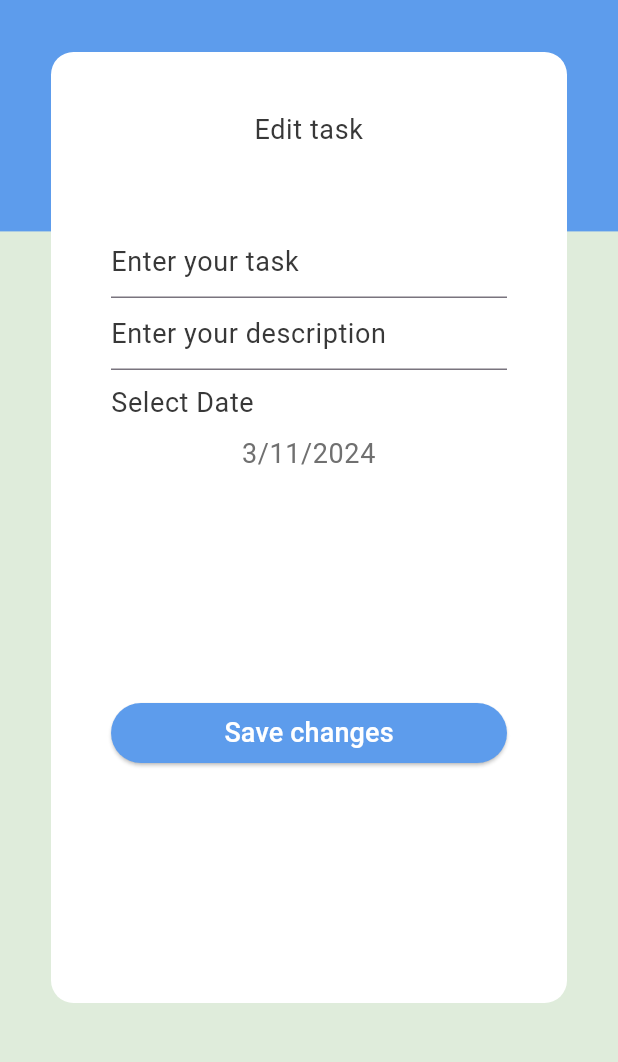
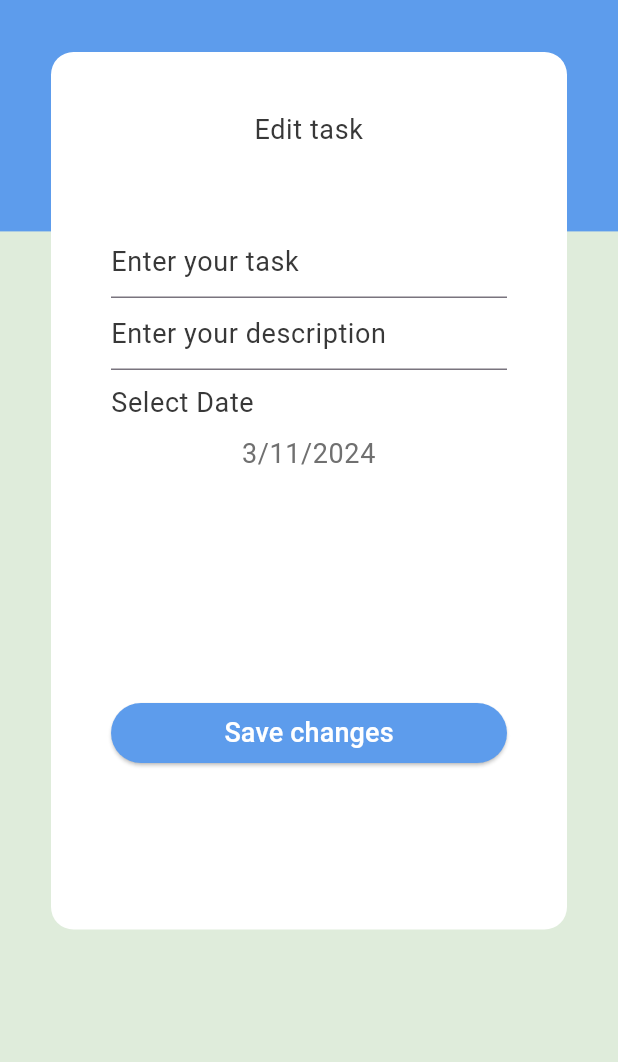
Before and after one commit to Nancy-Ashraf0/to-do, a Flutter app: the Edit screen opened directly with empty values, on a phone screen of 412 x 824 dp, the part 83-1145 px from its top. Run offline on Flutter 3.47's test engine with Material 3 defaults, Android fonts, the phone set to English and light mode, and no system bars; our stand-ins replace cloud_firestore, easy_date_timeline, firebase_auth, firebase_core, flutter_slidable, shared_preferences; accounts and stored records are empty; generated files the repository leaves out were written again.

Commit message:
Fixed some problems.

```diff
--- a/lib/l10n/app_ar.arb
+++ b/lib/l10n/app_ar.arb
@@ -32,5 +32,6 @@
   "passwordCantBeEmpty": "لا يمكن أن تكون كلمة المرور فارغة...",
   "signOut": "تسجيل الخروج",
   "dark": "غامق",
-  "light": "فاتح"
+  "light": "فاتح",
+  "verifyYourEmailBeforeLogIn": "يرجى التحقق من بريدك الإلكتروني قبل تسجيل الدخول ..."
 }
--- a/lib/l10n/app_en.arb
+++ b/lib/l10n/app_en.arb
@@ -32,5 +32,6 @@
   "passwordCantBeEmpty": "Password can't be empty... ",
   "signOut": "Sign out",
   "dark": "dark",
-  "light": "light"
+  "light": "light",
+  "verifyYourEmailBeforeLogIn": "verify Your E-mail before log in ..."
 }
--- a/lib/main.dart
+++ b/lib/main.dart
@@ -51,7 +51,7 @@ class MyApp extends StatelessWidget {
         Edit.routeName: (_) => Edit(),
       },
       initialRoute: FirebaseAuth.instance.currentUser != null
-          ? Home.routeName
+          ? Splash.routeName
           : Login.routeName,
       localizationsDelegates: const [
         AppLocalizations.delegate,
--- a/lib/model/todo_model.dart
+++ b/lib/model/todo_model.dart
@@ -20,7 +20,7 @@ class TodoModel {
       'id': id,
       'title': title,
       'description': description,
-      'date': date, // Convert date to a string for JSON compatibility
+      'date': date,
       'isDone': isDone,
     };
   }
@@ -29,7 +29,6 @@ class TodoModel {
     id = json['id'];
     title = json['title'];
     description = json['description'];
-    // Check the type of `date` before assigning it to avoid type issues
     if (json['date'] is Timestamp) {
       date = (json['date'] as Timestamp).toDate();
     } else if (json['date'] is String) {
--- a/lib/ui/providers/theme_provider.dart
+++ b/lib/ui/providers/theme_provider.dart
@@ -4,14 +4,12 @@ import 'package:to_do_app/utils/app_colors.dart';
 
 class ThemeProvider extends ChangeNotifier {
   String currentMode = "light";
+  bool isDark = false;
+  bool get isDarkMode => isDark;
 
   ThemeProvider() {
     getPrefs();
   }
-
-  bool isDark = false;
-
-  bool get isDarkMode => isDark;
 
   Future<void> toggle(bool dark) async {
     isDark = dark;
--- a/lib/ui/screens/home/edit/edit.dart
+++ b/lib/ui/screens/home/edit/edit.dart
@@ -26,6 +26,7 @@ class _EditState extends State<Edit> {
   late String taskId;
   late ListProvider provider;
   late ThemeProvider themeProvider;
+  DateTime selectedDate = DateTime.now();
 
   @override
   Widget build(BuildContext context) {
@@ -40,30 +41,19 @@ class _EditState extends State<Edit> {
           Expanded(
             child: Stack(
               children: [
-                Column(
-                  children: [
-                    Expanded(
-                      flex: 20,
-                      child: Container(
-                        color: AppColors.primary,
-                      ),
-                    ),
-                    Expanded(
-                        flex: 80,
-                        child: Container(
-                          color: Colors.transparent,
-                        ))
-                  ],
-                ),
+                buildBackground(),
                 Padding(
                   padding: const EdgeInsets.only(
                       top: 34.0, left: 34, right: 34, bottom: 100),
                   child: Container(
+                    width: MediaQuery.sizeOf(context).width * .88,
+                    height: MediaQuery.sizeOf(context).height * .71,
                     decoration: BoxDecoration(
                         color: themeProvider.containerBackGround,
                         borderRadius: BorderRadius.circular(15)),
                     child: Padding(
                       padding: const EdgeInsets.all(40.0),
+                      child: SingleChildScrollView(
                         child: Column(
                           crossAxisAlignment: CrossAxisAlignment.stretch,
                           children: [
@@ -72,10 +62,11 @@ class _EditState extends State<Edit> {
                               style: Theme.of(context).textTheme.bodySmall,
                               textAlign: TextAlign.center,
                             ),
-                          SizedBox(
+                            const SizedBox(
                               height: 52,
                             ),
                             TextField(
+                              style: Theme.of(context).textTheme.bodySmall,
                               controller: titleController,
                               decoration: InputDecoration(
                                   hintStyle:
@@ -83,12 +74,13 @@ class _EditState extends State<Edit> {
                                   hintText: context.localization.enterYourTask),
                             ),
                             TextField(
+                              style: Theme.of(context).textTheme.bodySmall,
                               controller: descriptionController,
                               decoration: InputDecoration(
                                   hintStyle:
                                       Theme.of(context).textTheme.bodySmall,
-                                hintText:
-                                    context.localization.enterYourDescription),
+                                  hintText: context
+                                      .localization.enterYourDescription),
                             ),
                             const SizedBox(
                               height: 10,
@@ -106,29 +98,19 @@ class _EditState extends State<Edit> {
                               height: 10,
                             ),
                             Text(
-                            "${provider.selectedDate.day}/${provider.selectedDate.month}/${provider.selectedDate.year}",
+                              "${selectedDate.day}/${selectedDate.month}/${selectedDate.year}",
                               textAlign: TextAlign.center,
                               style: Theme.of(context)
                                   .textTheme
                                   .bodySmall
                                   ?.copyWith(color: AppColors.darkGray),
                             ),
-                          SizedBox(
+                            const SizedBox(
                               height: 150,
                             ),
-                          ElevatedButton(
-                              style: const ButtonStyle(
-                                  backgroundColor: WidgetStatePropertyAll(
-                                      AppColors.primary)),
-                              onPressed: () {
-                                editTask(taskId);
-                              },
-                              child: Text(
-                                context.localization.saveChanges,
-                                style: const TextStyle(
-                                    color: AppColors.white, fontSize: 18),
-                              ))
+                            buildElevatedButton(context)
                           ],
+                        ),
                       ),
                     ),
                   ),
@@ -141,13 +123,44 @@ class _EditState extends State<Edit> {
     );
   }
 
+  ElevatedButton buildElevatedButton(BuildContext context) {
+    return ElevatedButton(
+        style: const ButtonStyle(
+            backgroundColor: WidgetStatePropertyAll(AppColors.primary)),
+        onPressed: () {
+          editTask(taskId);
+        },
+        child: Text(
+          context.localization.saveChanges,
+          style: const TextStyle(color: AppColors.white, fontSize: 18),
+        ));
+  }
+
+  Column buildBackground() {
+    return Column(
+      children: [
+        Expanded(
+          flex: 20,
+          child: Container(
+            color: AppColors.primary,
+          ),
+        ),
+        Expanded(
+            flex: 80,
+            child: Container(
+              color: Colors.transparent,
+            ))
+      ],
+    );
+  }
+
   void myDatePicker() async {
-    provider.selectedDate = (await showDatePicker(
+    selectedDate = (await showDatePicker(
             context: context,
             initialDate: provider.selectedDate,
             firstDate: DateTime.now(),
             lastDate: DateTime.now().add(const Duration(days: 365)))) ??
-        provider.selectedDate;
+        selectedDate;
     setState(() {});
   }
 
@@ -159,18 +172,17 @@ class _EditState extends State<Edit> {
               onTap: () {
                 Navigator.pushReplacementNamed(context, Home.routeName);
               },
-              child: Icon(Icons.arrow_back)),
-          SizedBox(
+              child: const Icon(Icons.arrow_back)),
+          const SizedBox(
             width: 20,
           ),
           Padding(
-            padding: EdgeInsets.only(left: 20, top: 26),
+            padding: const EdgeInsets.only(left: 20, top: 26),
             child: Text(
               "To Do List",
               style: Theme.of(context).textTheme.headlineSmall,
             ),
           ),
-          //Text("To Do List",style: Theme.of(context).textTheme.headlineSmall,),
         ],
       ),
     );
@@ -181,7 +193,7 @@ class _EditState extends State<Edit> {
         id: taskId,
         title: titleController.text,
         description: descriptionController.text,
-        date: provider.selectedDate,
+        date: selectedDate,
         isDone: false);
     FirebaseFirestore.instance
         .collection(MyUser.collectionName)
--- a/lib/ui/screens/home/tabs/todo_list/todo_list.dart
+++ b/lib/ui/screens/home/tabs/todo_list/todo_list.dart
@@ -75,7 +75,6 @@ class _TodoListState extends State<TodoList> {
       activeColor: AppColors.primary,
       onDateChange: (newDate) {
         provider.selectedDate = newDate;
-        //print("selected=${provider.selectedDate}");
         provider.getTodosFromFireStore();
       },
       dayProps: EasyDayProps(
--- a/lib/ui/screens/splash/splash.dart
+++ b/lib/ui/screens/splash/splash.dart
@@ -14,7 +14,7 @@ class Splash extends StatelessWidget {
   Widget build(BuildContext context) {
     themeProvider = Provider.of(context);
     Future.delayed(
-      Duration(seconds: 2),
+      const Duration(seconds: 3),
       () {
         Navigator.pushReplacementNamed(context, Home.routeName);
       },
--- a/lib/utils/app_styles.dart
+++ b/lib/utils/app_styles.dart
@@ -1,6 +1,6 @@
 import 'package:flutter/material.dart';
 
-class AppStyles {
+abstract class AppStyles {
   static TextStyle appBar =
       const TextStyle(fontWeight: FontWeight.w700, fontSize: 22);
   static TextStyle task =
```
Also changed, not shown: lib/testing.dart (deleted, +0 -81 lines), lib/ui/providers/list_provider.dart (+0 -18 lines), lib/ui/screens/bottom_sheet/bottom_sheet.dart (+8 -3 lines), lib/ui/screens/home/tabs/settings/settings.dart (+20 -17 lines), lib/ui/screens/home/tabs/todo_list/todo.dart (+29 -24 lines), lib/ui/screens/login/login.dart (+130 -111 lines), lib/ui/screens/register/register.dart (+17 -8 lines), lib/firebase_options.dart. Lines whose indentation alone changed are shown as unchanged.
